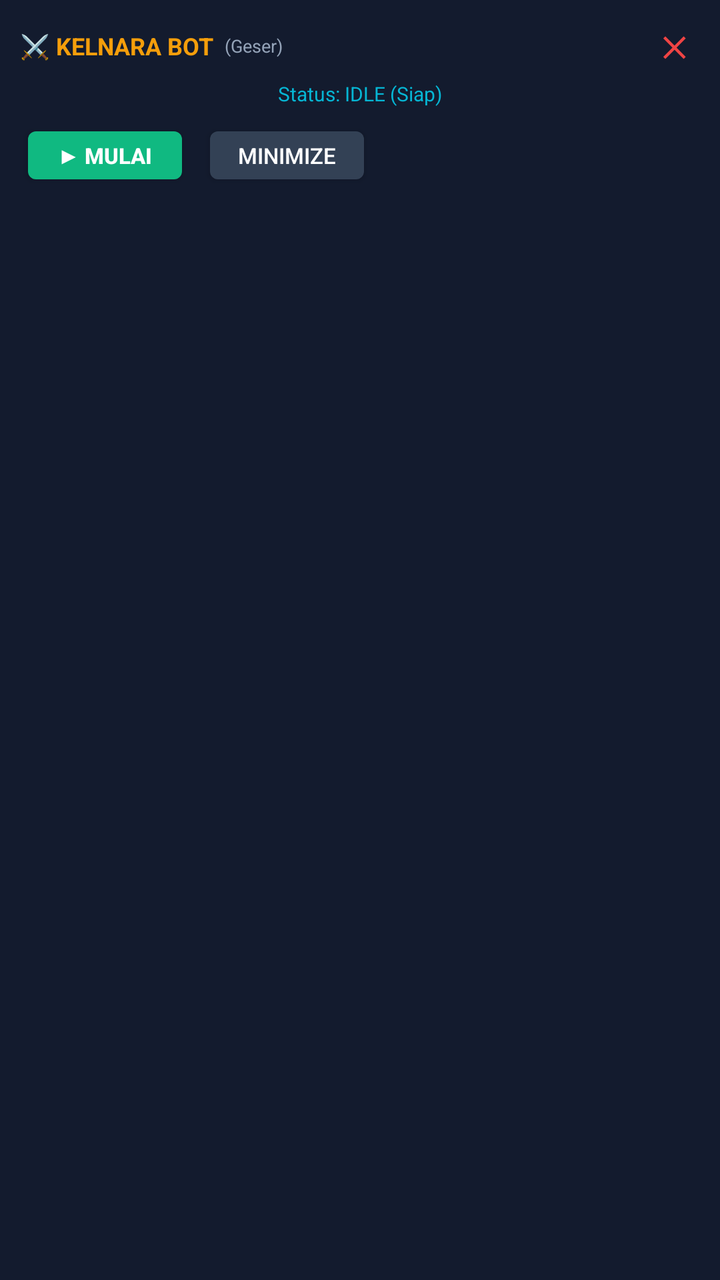
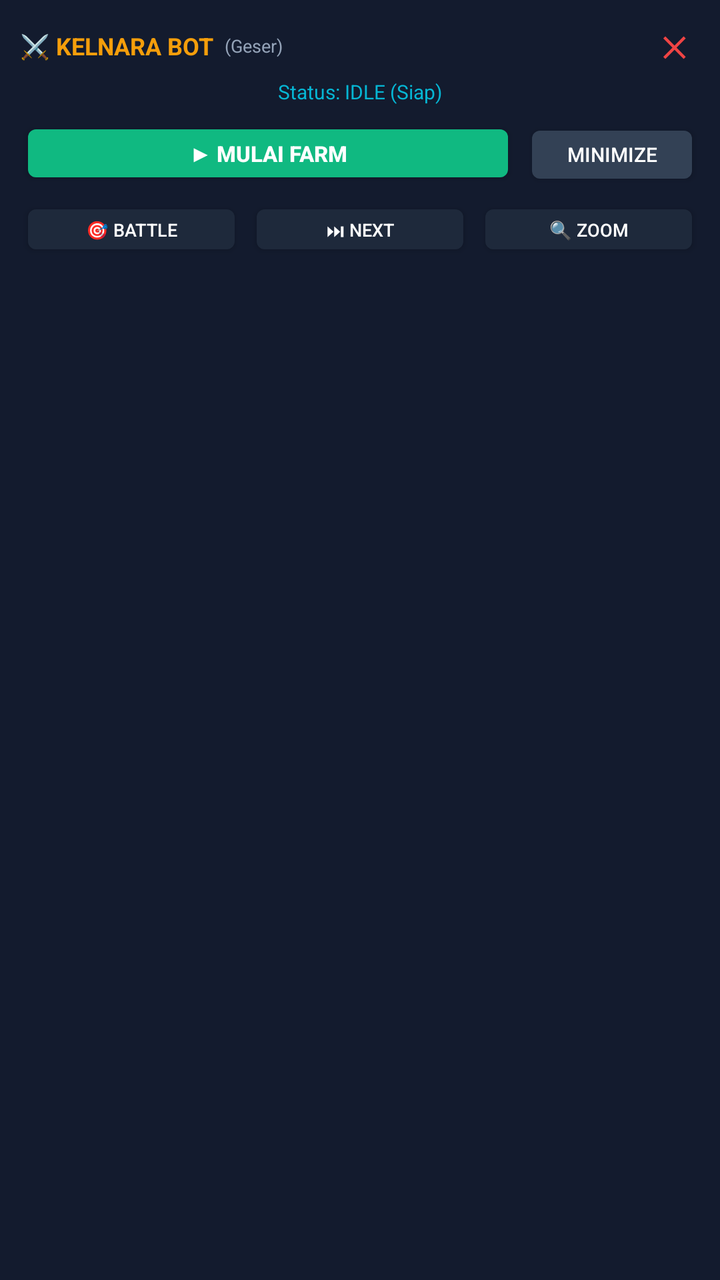

Two renders of the same Android screen: before a commit and after it. Below are the layout's source before the change and the commit's diff.
<!-- AndroidManifest.xml: application theme AppTheme -->
<!-- res/layout/floating_widget.xml -->
<?xml version="1.0" encoding="utf-8"?>
<LinearLayout xmlns:android="http://schemas.android.com/apk/res/android"
    android:id="@+id/root_floating"
    android:layout_width="wrap_content"
    android:layout_height="wrap_content"
    android:orientation="vertical"
    android:background="@color/card_dark"
    android:padding="10dp">

    
    <LinearLayout
        android:id="@+id/drag_header"
        android:layout_width="match_parent"
        android:layout_height="wrap_content"
        android:orientation="horizontal"
        android:gravity="center_vertical">

        <TextView
            android:layout_width="wrap_content"
            android:layout_height="wrap_content"
            android:text="⚔️ KELNARA BOT"
            android:textColor="@color/brand_gold"
            android:textSize="12sp"
            android:textStyle="bold" />

        <TextView
            android:layout_width="0dp"
            android:layout_height="wrap_content"
            android:layout_weight="1"
            android:text=" (Geser)"
            android:textColor="@color/text_gray"
            android:textSize="9sp"
            android:layout_marginStart="3dp" />

        <TextView
            android:id="@+id/btn_close_float"
            android:layout_width="26dp"
            android:layout_height="26dp"
            android:text="✕"
            android:textColor="@color/brand_red"
            android:textSize="14sp"
            android:textStyle="bold"
            android:gravity="center" />
    </LinearLayout>

    <TextView
        android:id="@+id/tv_float_status"
        android:layout_width="match_parent"
        android:layout_height="wrap_content"
        android:text="Status: IDLE (Siap)"
        android:textColor="@color/brand_cyan"
        android:textSize="10sp"
        android:gravity="center"
        android:layout_marginTop="4dp" />

    
    <LinearLayout
        android:layout_width="wrap_content"
        android:layout_height="wrap_content"
        android:orientation="horizontal"
        android:layout_marginTop="6dp">

        <Button
            android:id="@+id/btn_float_toggle"
            android:layout_width="85dp"
            android:layout_height="36dp"
            android:text="▶ MULAI"
            android:textSize="11sp"
            android:textColor="@color/text_white"
            android:textStyle="bold"
            android:backgroundTint="@color/brand_emerald" />

        <Button
            android:id="@+id/btn_float_hide"
            android:layout_width="85dp"
            android:layout_height="36dp"
            android:text="Minimize"
            android:textSize="11sp"
            android:textColor="@color/text_white"
            android:backgroundTint="#334155"
            android:layout_marginStart="6dp" />
    </LinearLayout>
</LinearLayout>
<!-- resources referenced by this layout -->
<resources>
  <color name="brand_cyan">#06b6d4</color>
  <color name="brand_emerald">#10b981</color>
  <color name="brand_gold">#f59e0b</color>
  <color name="brand_red">#ef4444</color>
  <color name="card_dark">#131b2e</color>
  <color name="text_gray">#94a3b8</color>
  <color name="text_white">#ffffff</color>
  <style name="AppTheme" parent="@android:style/Theme.DeviceDefault.NoActionBar">
          <item name="android:windowBackground">@color/bg_dark</item>
          <item name="android:statusBarColor">#0f172a</item>
      </style>
  <color name="bg_dark">#0b0f19</color>
</resources>

<!-- the commit's change to res/layout/floating_widget.xml (unified diff, before → after) -->
@@ -51,20 +51,21 @@
         android:textColor="@color/brand_cyan"
         android:textSize="10sp"
         android:gravity="center"
-        android:layout_marginTop="4dp" />
+        android:layout_marginTop="3dp" />
 
     
     <LinearLayout
-        android:layout_width="wrap_content"
+        android:layout_width="match_parent"
         android:layout_height="wrap_content"
         android:orientation="horizontal"
         android:layout_marginTop="6dp">
 
         <Button
             android:id="@+id/btn_float_toggle"
-            android:layout_width="85dp"
+            android:layout_width="0dp"
             android:layout_height="36dp"
-            android:text="▶ MULAI"
+            android:layout_weight="1"
+            android:text="▶ MULAI FARM"
             android:textSize="11sp"
             android:textColor="@color/text_white"
             android:textStyle="bold"
@@ -72,12 +73,52 @@
 
         <Button
             android:id="@+id/btn_float_hide"
-            android:layout_width="85dp"
+            android:layout_width="wrap_content"
             android:layout_height="36dp"
             android:text="Minimize"
-            android:textSize="11sp"
+            android:textSize="10sp"
             android:textColor="@color/text_white"
             android:backgroundTint="#334155"
-            android:layout_marginStart="6dp" />
+            android:layout_marginStart="4dp" />
+    </LinearLayout>
+
+    
+    <LinearLayout
+        android:layout_width="match_parent"
+        android:layout_height="wrap_content"
+        android:orientation="horizontal"
+        android:layout_marginTop="4dp">
+
+        <Button
+            android:id="@+id/btn_quick_battle"
+            android:layout_width="0dp"
+            android:layout_height="32dp"
+            android:layout_weight="1"
+            android:text="🎯 Battle"
+            android:textSize="9sp"
+            android:textColor="@color/text_white"
+            android:backgroundTint="#1e293b" />
+
+        <Button
+            android:id="@+id/btn_quick_next"
+            android:layout_width="0dp"
+            android:layout_height="32dp"
+            android:layout_weight="1"
+            android:text="⏭ Next"
+            android:textSize="9sp"
+            android:textColor="@color/text_white"
+            android:backgroundTint="#1e293b"
+            android:layout_marginStart="3dp" />
+
+        <Button
+            android:id="@+id/btn_quick_zoom"
+            android:layout_width="0dp"
+            android:layout_height="32dp"
+            android:layout_weight="1"
+            android:text="🔍 Zoom"
+            android:textSize="9sp"
+            android:textColor="@color/text_white"
+            android:backgroundTint="#1e293b"
+            android:layout_marginStart="3dp" />
     </LinearLayout>
 </LinearLayout>
